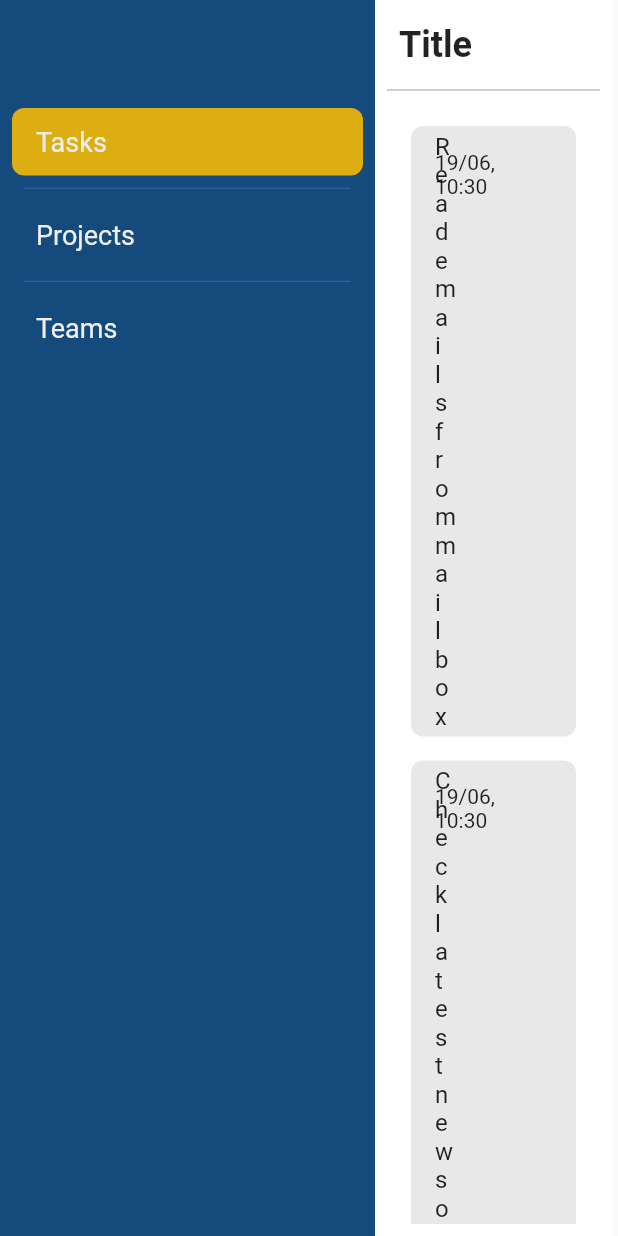
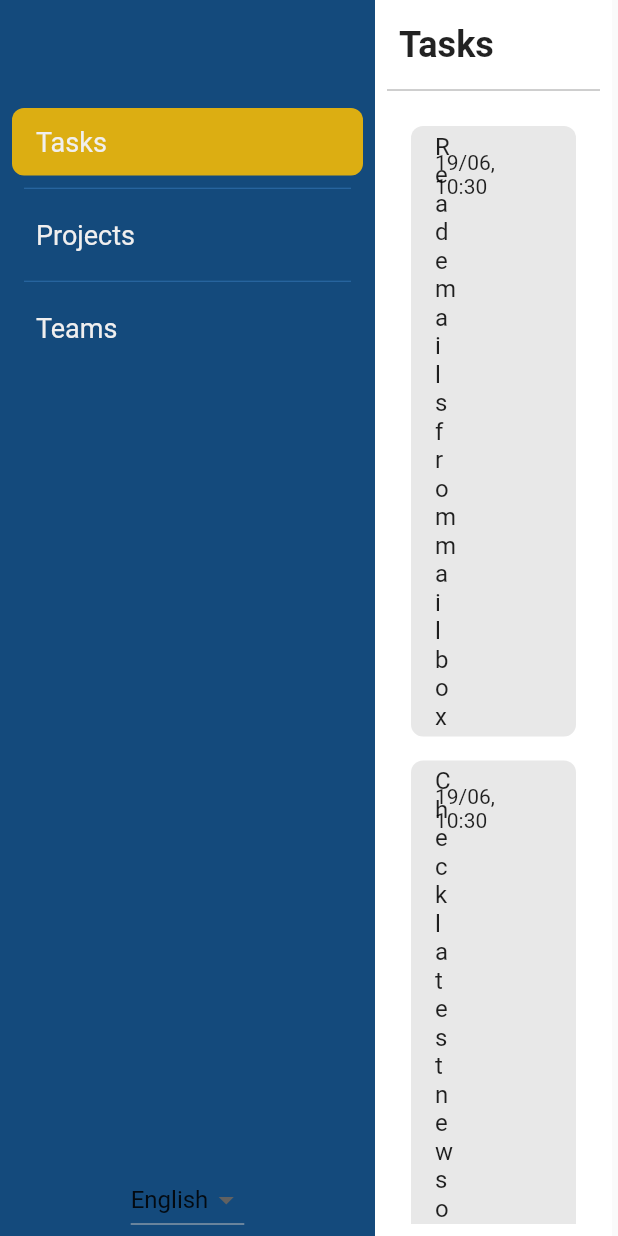
Before and after one commit to yeasin50/tasks_application, a Flutter app: the screen it shows after launch, on a phone screen of 412 x 824 dp. Run offline on Flutter 3.47's test engine with Material 2 defaults, Android fonts, the phone set to English and light mode, and no system bars; our stand-ins replace easy_localization, flutter_riverpod, freezed_annotation, go_router, hooks_riverpod.

Commit message:
added-localization

```diff
--- /dev/null
+++ b/assets/translations/ar.json
@@ -0,0 +1,5 @@
+{
+  "Tasks": "المهام",
+  "Teams": "الفرق",
+  "Projects": "المشاريع"
+}
--- /dev/null
+++ b/assets/translations/en.json
@@ -0,0 +1,5 @@
+{
+  "Tasks": "Tasks",
+  "Teams": "Teams",
+  "Projects": "Projects"
+}
--- a/lib/app.dart
+++ b/lib/app.dart
@@ -1,3 +1,4 @@
+import 'package:easy_localization/easy_localization.dart';
 import 'package:flutter/material.dart';
 
 import 'routes.dart';
@@ -9,6 +10,9 @@ class MyApp extends StatelessWidget {
   Widget build(BuildContext context) {
     return MaterialApp.router(
       title: 'Task list App',
+      localizationsDelegates: context.localizationDelegates,
+      supportedLocales: context.supportedLocales,
+      locale: context.locale,
       theme: ThemeData(
         primarySwatch: Colors.indigo,
       ),
--- a/lib/app_navigation_bar.dart
+++ b/lib/app_navigation_bar.dart
@@ -1,3 +1,4 @@
+import 'package:easy_localization/easy_localization.dart';
 import 'package:flutter/material.dart';
 import 'package:go_router/go_router.dart';
 import 'package:task_list_app/common/app_style.dart';
@@ -9,9 +10,28 @@ class AppNavigationBar extends StatelessWidget {
   Widget build(BuildContext context) {
     final currentPath = GoRouter.of(context).location;
 
+    final navigationBarItems = [
+      // Done: labels should be in app localization file
+      NavigationBarItem(
+        name: 'Tasks',
+        url: 'tasks',
+      ),
+      NavigationBarItem(
+        name: 'Projects',
+        url: 'projects',
+      ),
+      NavigationBarItem(
+        name: 'Teams',
+        url: 'teams',
+      ),
+    ];
+
     //Don't use ColoredBox,it doesn't provide transparency
     return Material(
       color: AppStyle.darkBlue,
+      child: Column(
+        children: [
+          Expanded(
             child: ListView.separated(
               padding: const EdgeInsets.symmetric(vertical: 64),
               itemCount: navigationBarItems.length,
@@ -34,6 +54,10 @@ class AppNavigationBar extends StatelessWidget {
                 endIndent: 16,
                 indent: 16,
               ),
+            ),
+          ),
+          LanguageSelector()
+        ],
       ),
     );
   }
@@ -59,7 +83,7 @@ class _NavigationBarListItem extends StatelessWidget {
         ),
         padding: const EdgeInsets.symmetric(horizontal: 16, vertical: 12),
         child: Text(
-          item.name,
+          item.name.tr(),
           style: TextStyle(
             color: AppStyle.lightTextColor,
             fontSize: 18,
@@ -70,16 +94,45 @@ class _NavigationBarListItem extends StatelessWidget {
   }
 }
 
-final navigationBarItems = [
-  // TODO: labels should be in app localization file
-  NavigationBarItem(name: 'Tasks', url: 'tasks'),
-  NavigationBarItem(name: 'Projects', url: 'projects'),
-  NavigationBarItem(name: 'Teams', url: 'teams'),
-];
-
 class NavigationBarItem {
   final String name;
   final String url;
 
   NavigationBarItem({required this.name, required this.url});
 }
+
+///replace another place
+class LanguageSelector extends StatefulWidget {
+  const LanguageSelector({
+    super.key,
+  });
+
+  @override
+  State<LanguageSelector> createState() => _LanguageSelectorState();
+}
+
+class _LanguageSelectorState extends State<LanguageSelector> {
+  final List<String> languages = ["English", "Arabic"];
+  String? selectedLanguage;
+  @override
+  Widget build(BuildContext context) {
+    selectedLanguage = context.locale.toString() == "en" ? "English" : "Arabic";
+    return DropdownButton(
+      value: selectedLanguage,
+      items: languages //textButton looks better
+          .map(
+            (e) => DropdownMenuItem(
+              child: Text(e),
+              value: e,
+            ),
+          )
+          .toList(),
+      onChanged: (value) async {
+        await context.setLocale(value == "English" ? Locale("en") : Locale("ar"));
+        setState(() {
+          selectedLanguage = value;
+        });
+      },
+    );
+  }
+}
--- a/lib/pages/projects/_view/projects_page.dart
+++ b/lib/pages/projects/_view/projects_page.dart
@@ -1,3 +1,4 @@
+import 'package:easy_localization/easy_localization.dart';
 import 'package:flutter/material.dart';
 
 import '../../../common/layout_wrapper.dart';
@@ -12,7 +13,7 @@ class ProjectsPage extends StatelessWidget {
         return [
           Expanded(
             child: Align(
-              child: Text('Projects'),
+              child: Text('Projects'.tr()),
             ),
           ),
         ];
--- a/lib/pages/tasks/_view/tasks_page.dart
+++ b/lib/pages/tasks/_view/tasks_page.dart
@@ -1,3 +1,4 @@
+import 'package:easy_localization/easy_localization.dart';
 import 'package:flutter/material.dart';
 import 'package:hooks_riverpod/hooks_riverpod.dart';
 
@@ -20,7 +21,7 @@ class TasksPage extends StatelessWidget {
     var title = Padding(
       padding: const EdgeInsets.all(8.0),
       child: Text(
-        "Title", //todo: label should be in app localization file
+        "Tasks".tr(),
         style: TextStyle(
           fontSize: 24,
           fontWeight: FontWeight.bold,
--- a/lib/pages/teams/_view/teams_page.dart
+++ b/lib/pages/teams/_view/teams_page.dart
@@ -1,3 +1,4 @@
+import 'package:easy_localization/easy_localization.dart';
 import 'package:flutter/material.dart';
 
 import '../../../common/layout_wrapper.dart';
@@ -13,7 +14,7 @@ class TeamsPage extends StatelessWidget {
           Expanded(
             child: Align(
               // TODO: labels should be in app localization file
-              child: Text('Teams'),
+              child: Text('Teams'.tr().toString()),
             ),
           ),
         ];
--- a/lib/routes.dart
+++ b/lib/routes.dart
@@ -8,6 +8,7 @@ import 'pages/teams/_view/teams_page.dart';
 final ValueKey _tasksPageKey = ValueKey('TasksPage');
 final routeConfig = GoRouter(
   initialLocation: '/tasks',
+
   routes: [
     GoRoute(
       path: '/tasks',
--- a/pubspec.yaml
+++ b/pubspec.yaml
@@ -28,3 +28,5 @@ dev_dependencies:
 
 flutter:
   uses-material-design: true
+  assets:
+    - assets/translations/
```
Also changed, not shown: lib/main.dart (+11 -3 lines), 1 other file. Lines whose indentation alone changed are shown as unchanged.
